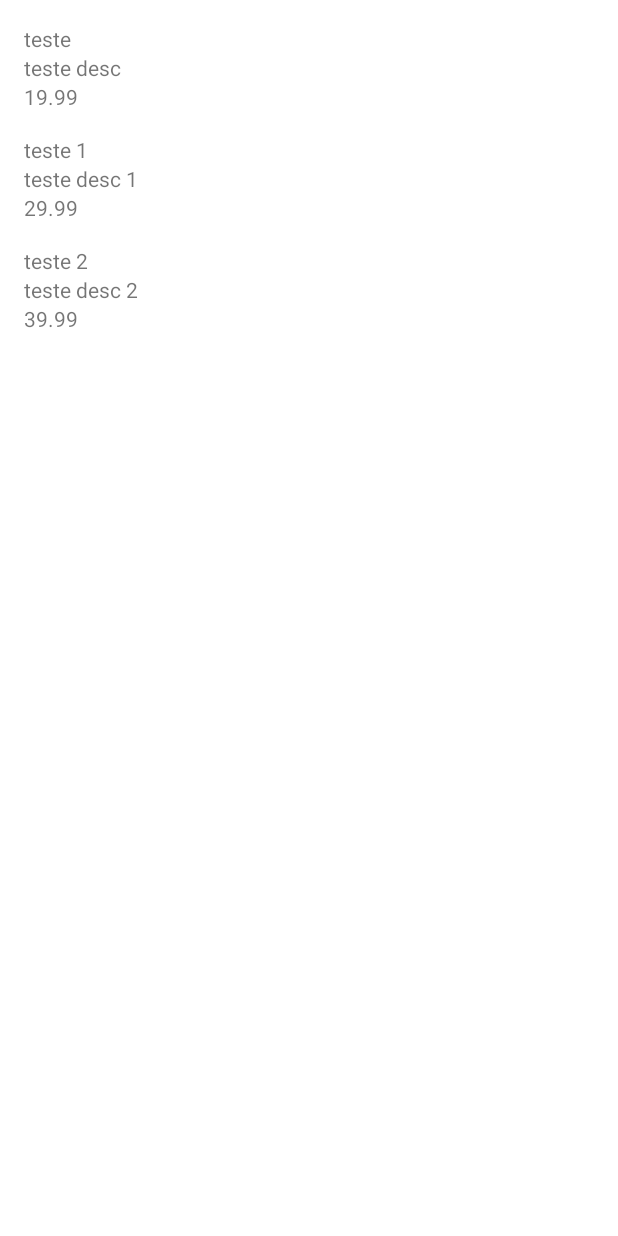
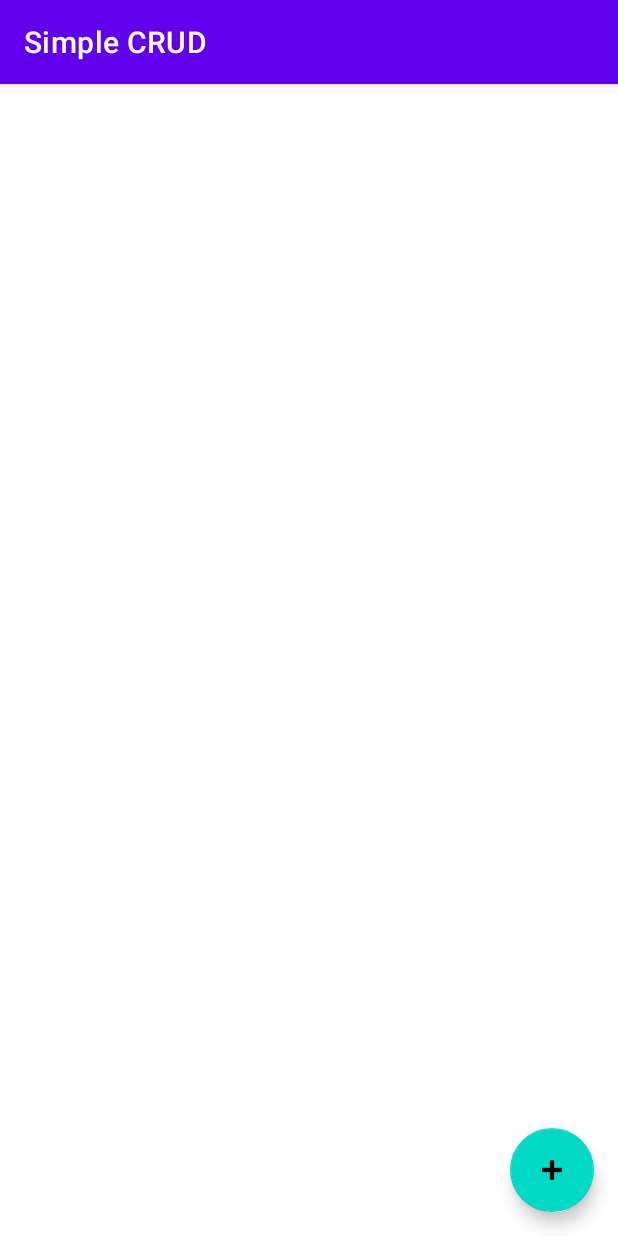
Before and after one commit to eduardoperetto/android-simple-list, an Android app: the screen it shows after launch (MainActivity before the commit, ProductListActivity after it), on a phone screen of 412 x 824 dp. Run offline under Robolectric (Android 15) with nearby library versions, the phone set to English and light mode, and no system bars.

Commit message:
feat: product DAO, List Adapter, form activity

```diff
--- a/app/build.gradle
+++ b/app/build.gradle
@@ -37,6 +37,9 @@ dependencies {
     implementation libs.androidx.core.ktx
     implementation libs.androidx.appcompat
     implementation libs.material
+    implementation libs.androidx.activity
+    implementation libs.androidx.constraintlayout
+    implementation libs.androidx.recyclerview
     testImplementation libs.junit
     androidTestImplementation libs.androidx.junit
     androidTestImplementation libs.androidx.espresso.core
--- /dev/null
+++ b/app/src/main/java/com/eduardoperetto/simplecrud/dao/ProductDAO.kt
@@ -0,0 +1,15 @@
+package com.eduardoperetto.simplecrud.dao
+
+import com.eduardoperetto.simplecrud.models.Product
+
+class ProductDAO {
+    companion object {
+        private val products = mutableListOf<Product>()
+    }
+
+    fun add(product: Product) {
+        products += product
+    }
+
+    fun fetch(): List<Product> = products.toList()
+}
--- a/app/src/main/java/com/eduardoperetto/simplecrud/ui/activity/MainActivity.kt
+++ /dev/null
@@ -1,33 +0,0 @@
-package com.eduardoperetto.simplecrud.ui.activity
-
-import android.app.Activity
-import android.os.Bundle
-import androidx.recyclerview.widget.RecyclerView
-import com.eduardoperetto.simplecrud.R
-import com.eduardoperetto.simplecrud.models.Product
-import com.eduardoperetto.simplecrud.ui.recyclerview.ProductListAdapter
-import java.math.BigDecimal
-
-class MainActivity: Activity() {
-
-    override fun onCreate(savedInstanceState: Bundle?) {
-        super.onCreate(savedInstanceState)
-        setContentView(R.layout.activity_main)
-        val recyclerView = findViewById<RecyclerView>(R.id.recyclerView)
-        recyclerView.adapter = ProductListAdapter(context = this, products = listOf(
-            Product(name = "teste",
-                description = "teste desc",
-                value = BigDecimal("19.99")
-            ),
-            Product(name = "teste 1",
-                description = "teste desc 1",
-                value = BigDecimal("29.99")
-            ),
-            Product(name = "teste 2",
-                description = "teste desc 2",
-                value = BigDecimal("39.99")
-            ),
-        ))
-    }
-
-}
--- /dev/null
+++ b/app/src/main/java/com/eduardoperetto/simplecrud/ui/activity/ProductListActivity.kt
@@ -0,0 +1,41 @@
+package com.eduardoperetto.simplecrud.ui.activity
+
+import android.content.Intent
+import android.os.Bundle
+import androidx.appcompat.app.AppCompatActivity
+import androidx.recyclerview.widget.RecyclerView
+import com.eduardoperetto.simplecrud.R
+import com.eduardoperetto.simplecrud.dao.ProductDAO
+import com.eduardoperetto.simplecrud.ui.recyclerview.ProductListAdapter
+import com.google.android.material.floatingactionbutton.FloatingActionButton
+
+class ProductListActivity : AppCompatActivity(R.layout.activity_product_list) {
+
+    private val productDAO = ProductDAO()
+    private val adapter = ProductListAdapter(context = this, products = productDAO.fetch())
+
+    override fun onCreate(savedInstanceState: Bundle?) {
+        super.onCreate(savedInstanceState)
+        setupButton()
+        setupListAdapter()
+    }
+
+    override fun onResume() {
+        super.onResume()
+        adapter.setProducts(productDAO.fetch())
+    }
+
+    private fun setupButton() {
+        val fab = findViewById<FloatingActionButton>(R.id.activity_product_list_fab)
+        fab.setOnClickListener {
+            val intent = Intent(this, ProductFormActivity::class.java)
+            startActivity(intent)
+        }
+    }
+
+    private fun setupListAdapter() {
+        val recyclerView = findViewById<RecyclerView>(R.id.activity_product_list_recyclerView)
+        recyclerView.adapter = adapter
+    }
+
+}
--- a/app/src/main/java/com/eduardoperetto/simplecrud/ui/recyclerview/ProductListAdapter.kt
+++ b/app/src/main/java/com/eduardoperetto/simplecrud/ui/recyclerview/ProductListAdapter.kt
@@ -1,5 +1,6 @@
 package com.eduardoperetto.simplecrud.ui.recyclerview
 
+import android.annotation.SuppressLint
 import android.content.Context
 import android.view.LayoutInflater
 import android.view.View
@@ -11,16 +12,18 @@ import com.eduardoperetto.simplecrud.models.Product
 
 class ProductListAdapter(
     private val context: Context,
-    private val products: List<Product>
+    products: List<Product>
 ) : RecyclerView.Adapter<ProductListAdapter.ViewHolder>() {
+
+    private val products = products.toMutableList()
 
     class ViewHolder(view: View) : RecyclerView.ViewHolder(view) {
         fun bind(product: Product) {
-            val name = itemView.findViewById<TextView>(R.id.name)
+            val name = itemView.findViewById<TextView>(R.id.product_item_name)
             name.text = product.name
-            val description = itemView.findViewById<TextView>(R.id.description)
+            val description = itemView.findViewById<TextView>(R.id.product_item_description)
             description.text = product.description
-            val value = itemView.findViewById<TextView>(R.id.value)
+            val value = itemView.findViewById<TextView>(R.id.product_item_value)
             value.text = product.value.toPlainString()
         }
     }
@@ -38,4 +41,11 @@ class ProductListAdapter(
 
     override fun getItemCount(): Int = products.size
 
+    @SuppressLint("NotifyDataSetChanged")
+    fun setProducts(products: List<Product>) {
+        this.products.clear()
+        this.products.addAll(products)
+        notifyDataSetChanged()
+    }
+
 }
--- /dev/null
+++ b/app/src/main/res/drawable/baseline_add_24.xml
@@ -0,0 +1,5 @@
+<vector xmlns:android="http://schemas.android.com/apk/res/android" android:height="24dp" android:tint="#000000" android:viewportHeight="24" android:viewportWidth="24" android:width="24dp">
+
+    <path android:fillColor="@android:color/white" android:pathData="M19,13h-6v6h-2v-6H5v-2h6V5h2v6h6v2z"/>
+
+</vector>
--- a/app/src/main/res/layout/activity_main.xml
+++ b/app/src/main/res/layout/activity_product_list.xml
@@ -6,8 +6,20 @@
     android:layout_height="match_parent">
 
 
+    <com.google.android.material.floatingactionbutton.FloatingActionButton
+        android:id="@+id/activity_product_list_fab"
+        android:layout_width="wrap_content"
+        android:layout_height="wrap_content"
+        android:clickable="true"
+        android:focusable="true"
+        android:src="@android:drawable/ic_input_add"
+        app:layout_constraintBottom_toBottomOf="parent"
+        app:layout_constraintEnd_toEndOf="parent"
+        android:contentDescription="@string/addbutton"
+        android:layout_margin="16dp"/>
+
     <androidx.recyclerview.widget.RecyclerView
-        android:id="@+id/recyclerView"
+        android:id="@+id/activity_product_list_recyclerView"
         android:layout_width="0dp"
         android:layout_height="0dp"
         app:layout_constraintBottom_toBottomOf="parent"
--- a/app/src/main/res/layout/product_item.xml
+++ b/app/src/main/res/layout/product_item.xml
@@ -6,7 +6,7 @@
     android:layout_height="wrap_content">
 
     <TextView
-        android:id="@+id/name"
+        android:id="@+id/product_item_name"
         android:layout_width="0dp"
         android:layout_height="wrap_content"
         android:layout_margin="16dp"
@@ -16,25 +16,25 @@
         tools:text="Product 1" />
 
     <TextView
-        android:id="@+id/description"
+        android:id="@+id/product_item_description"
         android:layout_width="0dp"
         android:layout_height="wrap_content"
         android:layout_marginStart="16dp"
         android:layout_marginEnd="16dp"
         app:layout_constraintEnd_toEndOf="parent"
         app:layout_constraintStart_toStartOf="parent"
-        app:layout_constraintTop_toBottomOf="@id/name"
+        app:layout_constraintTop_toBottomOf="@id/product_item_name"
         tools:text="Description 1" />
 
     <TextView
-        android:id="@+id/value"
+        android:id="@+id/product_item_value"
         android:layout_width="0dp"
         android:layout_height="wrap_content"
         android:layout_marginStart="16dp"
         android:layout_marginEnd="16dp"
         app:layout_constraintEnd_toEndOf="parent"
         app:layout_constraintStart_toStartOf="parent"
-        app:layout_constraintTop_toBottomOf="@id/description"
+        app:layout_constraintTop_toBottomOf="@id/product_item_description"
         tools:text="19.99" />
 
 
--- a/app/src/main/res/values/strings.xml
+++ b/app/src/main/res/values/strings.xml
@@ -1,3 +1,8 @@
 <resources>
     <string name="app_name">Simple CRUD</string>
+    <string name="saveButton">Save</string>
+    <string name="valueHint">Value</string>
+    <string name="descriptionHint">Description</string>
+    <string name="nameHint">Name</string>
+    <string name="addbutton">addButton</string>
 </resources>
--- a/gradle/libs.versions.toml
+++ b/gradle/libs.versions.toml
@@ -7,6 +7,9 @@ junitVersion = "1.2.1"
 espressoCore = "3.6.1"
 appcompat = "1.7.0"
 material = "1.12.0"
+activity = "1.8.0"
+constraintlayout = "2.2.0"
+recyclerView = "1.4.0"
 
 [libraries]
 androidx-core-ktx = { group = "androidx.core", name = "core-ktx", version.ref = "coreKtx" }
@@ -15,6 +18,9 @@ androidx-junit = { group = "androidx.test.ext", name = "junit", version.ref = "j
 androidx-espresso-core = { group = "androidx.test.espresso", name = "espresso-core", version.ref = "espressoCore" }
 androidx-appcompat = { group = "androidx.appcompat", name = "appcompat", version.ref = "appcompat" }
 material = { group = "com.google.android.material", name = "material", version.ref = "material" }
+androidx-activity = { group = "androidx.activity", name = "activity", version.ref = "activity" }
+androidx-constraintlayout = { group = "androidx.constraintlayout", name = "constraintlayout", version.ref = "constraintlayout" }
+androidx-recyclerview = { group = "androidx.recyclerview", name = "recyclerview", version.ref = "recyclerView" }
 
 [plugins]
 androidApplication = { id = "com.android.application", version.ref = "agp" }
```
Also changed, not shown: app/src/main/AndroidManifest.xml (+5 -3 lines), app/src/main/java/com/eduardoperetto/simplecrud/ui/activity/ProductFormActivity.kt (added, +57 -0 lines), app/src/main/res/layout/activity_product_form.xml (added, +58 -0 lines).
